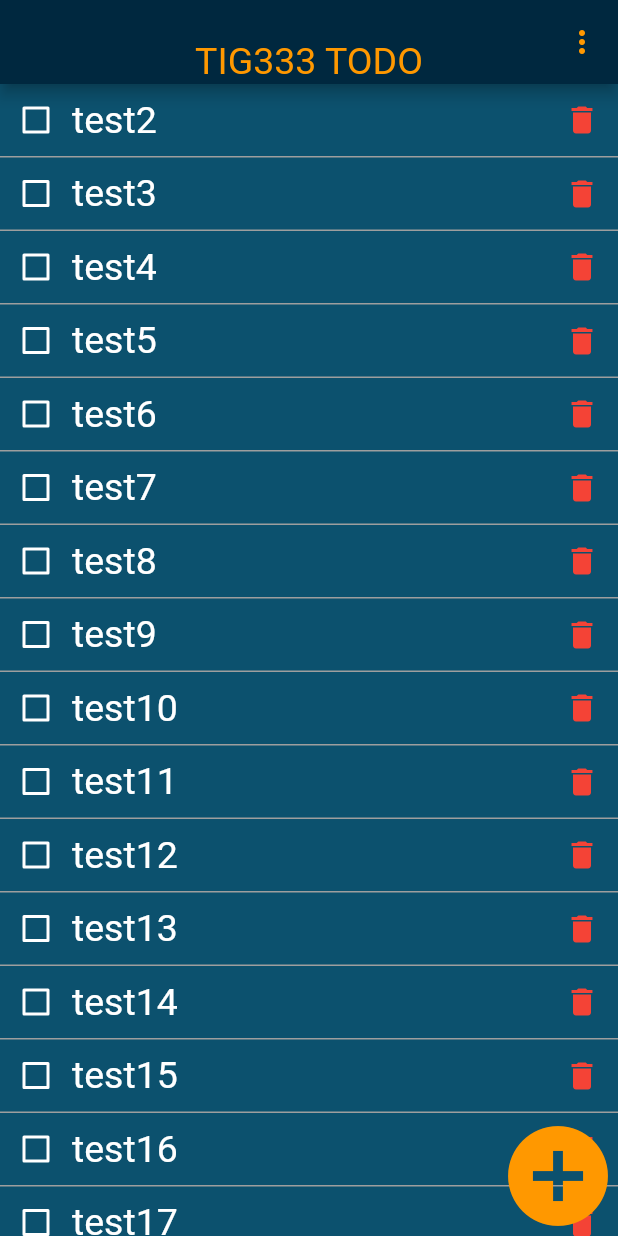
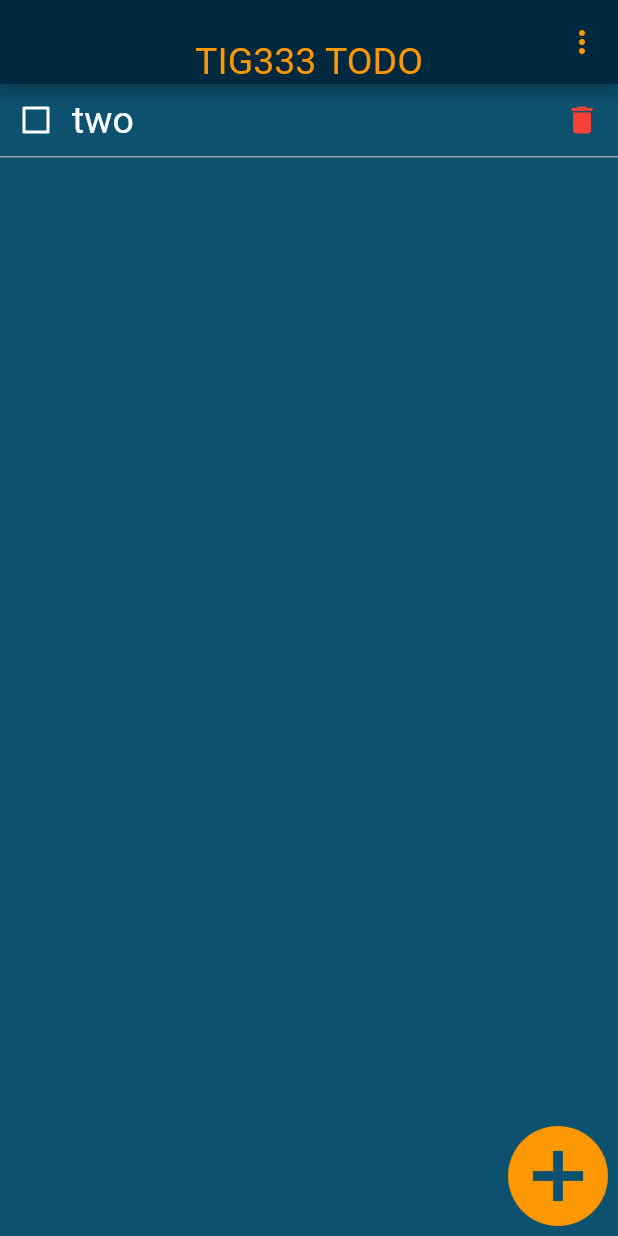
Before and after one commit to gu-tig333-ht23/gusheijje, a Flutter app: the screen it shows after launch, after a tap on the "delete" icon, on a phone screen of 412 x 824 dp. Run offline on Flutter 3.47's test engine with Material 2 defaults, Android fonts, the phone set to English and light mode, and no system bars.

```diff
--- /dev/null
+++ b/lib/Components/mainTheme.dart
@@ -0,0 +1,20 @@
+import 'package:flutter/material.dart';
+
+final ThemeData appTheme = ThemeData(
+  brightness: Brightness.dark,
+  primarySwatch: Colors.orange,
+  scaffoldBackgroundColor: Color.fromARGB(255, 12, 81, 110),
+
+  popupMenuTheme: PopupMenuThemeData(
+    color: Color.fromARGB(150, 0, 40, 63),
+    shape: RoundedRectangleBorder(
+      borderRadius: BorderRadius.circular(10.0),
+      side: BorderSide(color: Colors.orange, width: 1),
+    ),
+  ),
+
+  appBarTheme: AppBarTheme(
+    backgroundColor: Color.fromARGB(255, 0, 40, 63),
+    titleTextStyle: TextStyle(color: Colors.orange),
+  ),
+);
--- a/lib/Components/todo.dart
+++ b/lib/Components/todo.dart
@@ -1,6 +1,46 @@
+
+
+import 'package:flutter/material.dart';
+import 'package:uuid/uuid.dart';
+
 class Todo {
   final String name;
   bool isChecked;
+  final String id;
 
-  Todo(this.name, {this.isChecked = false});
+  Todo(this.id, this.name, {this.isChecked = false});
 }
+
+class TodoNotifier extends ChangeNotifier {
+  List<Todo> _todos = [];
+  List<Todo> get todos => _todos;
+
+  TodoNotifier() {
+    _initializeTodos();
+  }
+
+  void addTodo(String name) {
+  final todo = Todo(Uuid().v4(), name); // Generate a new ID for the todo
+  _todos.add(todo);
+  notifyListeners();
+  }
+
+  void removeTodo(Todo todo) {
+    print('rem');
+    print(_todos);
+    _todos.remove(todo);
+    notifyListeners();
+    print(_todos);
+  }
+
+  void toggleTodo(Todo todo) {
+    print('tog');
+    todo.isChecked = !todo.isChecked;
+    notifyListeners();
+  }
+
+  void _initializeTodos() {
+    _todos.add(Todo(Uuid().v4(), 'one'));
+    _todos.add(Todo(Uuid().v4(), 'two'));
+  }
+}
--- a/lib/main.dart
+++ b/lib/main.dart
@@ -1,27 +1,18 @@
 import 'package:flutter/material.dart';
 import './pages/todoHome.dart';
+import 'Components/mainTheme.dart';
+import 'package:provider/provider.dart';
+import './Components/todo.dart';
 
 void main() {
-  runApp(MaterialApp(
-    title: 'Todo',
-    home: TodoHome(),
-    theme: ThemeData(
-      brightness: Brightness.dark,
-      primarySwatch: Colors.orange,
-      scaffoldBackgroundColor: Color.fromARGB(255, 12, 81, 110),
-
-      popupMenuTheme: PopupMenuThemeData(
-        color: Color.fromARGB(150, 0, 40, 63),
-        shape: RoundedRectangleBorder(
-          borderRadius: BorderRadius.circular(10.0),
-          side: BorderSide(color: Colors.orange, width: 1),
-        ),
-      ),
-
-      appBarTheme: AppBarTheme(
-        backgroundColor: Color.fromARGB(255, 0, 40, 63),
-        titleTextStyle: TextStyle(color: Colors.orange),
+  runApp(
+    ChangeNotifierProvider(
+      create: (context) => TodoNotifier(),
+      child: MaterialApp(
+        title: 'Todo',
+        home: TodoHome(),
+        theme: appTheme,
       ),
     ),
-  ));
+  );
 }
--- a/lib/pages/todoHome.dart
+++ b/lib/pages/todoHome.dart
@@ -1,6 +1,9 @@
 import 'package:flutter/material.dart';
+import 'package:uuid/uuid.dart';
 import '../Components/todo.dart';
 import '../pages/add.dart';
+import 'package:provider/provider.dart';
+
 
 class TodoHome extends StatefulWidget {
   @override
@@ -8,42 +11,36 @@ class TodoHome extends StatefulWidget {
 }
 
 class _TodoHomeState extends State<TodoHome> {
-  List<Todo> todos = [
-    Todo('test1'),
-    Todo('test2'),
-    Todo('test3'),
-    Todo('test4'),
-    Todo('test5'),
-    Todo('test6'),
-    Todo('test7'),
-    Todo('test8'),
-    Todo('test9'),
-    Todo('test10'),
-    Todo('test11'),
-    Todo('test12'),
-    Todo('test13'),
-    Todo('test14'),
-    Todo('test15'),
-    Todo('test16'),
-    Todo('test17'),
-    Todo('test18'),
-    Todo('test19'),
-    Todo('test20'),
-    Todo('test21'),
-    Todo('test22'),
-    Todo('test23'),
-  ];
+
+  String todoFilter = 'all';
+
+  List<Todo> filteredTodos() {
+    final todoNotifier = Provider.of<TodoNotifier>(context);
+
+    if (todoFilter == 'done') {
+      return todoNotifier.todos.where((todo) => todo.isChecked).toList();
+    } else if (todoFilter == 'undone') {
+      return todoNotifier.todos.where((todo) => !todo.isChecked).toList();
+    } else {
+      // Default: show all todos
+      return todoNotifier.todos;
+    }
+  }
+
 
   void add(String name) {
-    setState(() {
-      todos.add(Todo(name));
-    });
+  final todoNotifier = Provider.of<TodoNotifier>(context, listen: false);
+  todoNotifier.addTodo(name);
   }
 
   void removeTodo(Todo todo) {
-    setState(() {
-      todos.remove(todo);
-    });
+  final todoNotifier = Provider.of<TodoNotifier>(context, listen: false);
+  todoNotifier.removeTodo(todo);
+  }
+
+  void toggleTodoState(Todo todo) {
+  final todoNotifier = Provider.of<TodoNotifier>(context, listen: false);
+  todoNotifier.toggleTodo(todo);
   }
 
   void _navigateToadd(BuildContext context) {
@@ -56,6 +53,8 @@ class _TodoHomeState extends State<TodoHome> {
 
   @override
   Widget build(BuildContext context) {
+
+    final todoNotifier = Provider.of<TodoNotifier>(context, listen: true);
 
     final List<String> menuItems = ['all', 'done', 'undone'];
 
@@ -78,7 +77,9 @@ class _TodoHomeState extends State<TodoHome> {
         actions: [
             PopupMenuButton<String>(
               onSelected: (String selectedItem) {
-                print('Selected: $selectedItem');
+                setState(() {
+                  todoFilter = selectedItem;
+                });
               },
               itemBuilder: (BuildContext context) {
                 return menuItems.map((String item) {
@@ -95,10 +96,10 @@ class _TodoHomeState extends State<TodoHome> {
 
       body: Stack(
         children: [
-          ListView(
-            padding: EdgeInsets.only(bottom: 80),
-            children: todos.map((todo) => _todoItem(todo)).toList(),
-          ),
+            ListView(
+              padding: EdgeInsets.only(bottom: 80),
+              children: filteredTodos().map((todo) => _todoItem(todo)).toList(),
+            ),
 
           Positioned(
             bottom: 0,
@@ -116,12 +117,6 @@ class _TodoHomeState extends State<TodoHome> {
         ],
       ),
     );
-  }
-
-  void toggleTodoState(int index) {
-    setState(() {
-      todos[index].isChecked = !todos[index].isChecked;
-    });
   }
 
   Widget _todoItem(Todo todo) {
@@ -151,7 +146,8 @@ class _TodoHomeState extends State<TodoHome> {
                       activeColor: Colors.green,
                       value: todo.isChecked,
                       onChanged: (newValue) {
-                        toggleTodoState(todos.indexOf(todo));
+                        print("Checkbox onChanged called");
+                        Provider.of<TodoNotifier>(context, listen: false).toggleTodo(todo);
                       },
                     ),
                   ),
@@ -171,6 +167,7 @@ class _TodoHomeState extends State<TodoHome> {
           IconButton(
             icon:Icon(Icons.delete,color: Colors.red,),
             onPressed: () {
+              print("Remove button pressed");
               removeTodo(todo);
             },
           ),
--- a/pubspec.yaml
+++ b/pubspec.yaml
@@ -30,6 +30,8 @@ environment:
 dependencies:
   flutter:
     sdk: flutter
+  provider: 6.0.5
+  uuid: 4.0.0
 
 
   # The following adds the Cupertino Icons font to your application.
```
Also changed, not shown: pubspec.lock.
